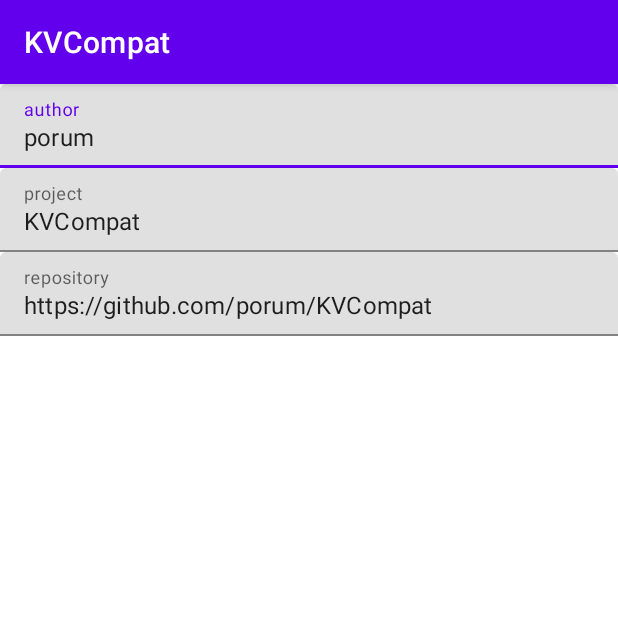
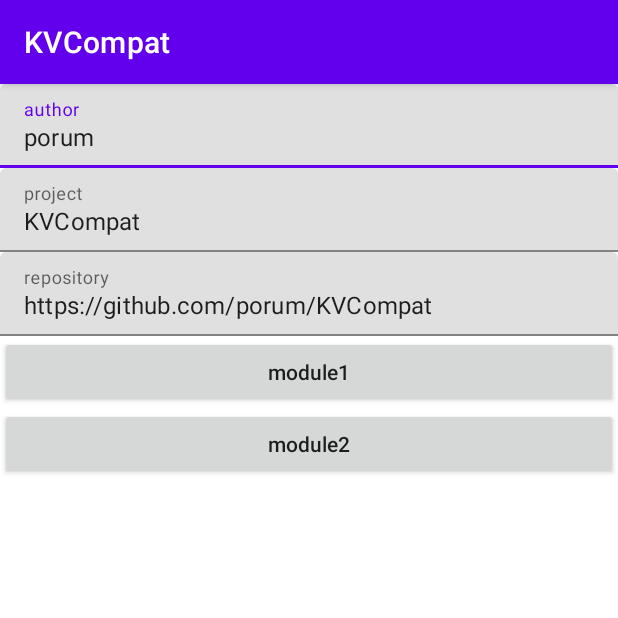
Before and after one commit to porum/KVCompat, an Android app: the screen it shows after launch (MainActivity), on a phone screen of 412 x 824 dp, the top half of it. Run offline under Robolectric (Android 15) with nearby library versions, the phone set to English and light mode, and no system bars; libraries missing offline, so code that uses them is left out: com.facebook.flipper, com.facebook.soloader, com.tencent.mmkv; 11 statements that could not run were skipped.

Commit message:
fix sample

```diff
--- a/sample/src/main/java/io/github/porum/kvcompat/App.kt
+++ b/sample/src/main/java/io/github/porum/kvcompat/sample/App.kt
@@ -1,10 +1,12 @@
-package io.github.porum.kvcompat
+package io.github.porum.kvcompat.sample
 
 import android.app.Application
 import com.facebook.flipper.android.AndroidFlipperClient
 import com.facebook.flipper.android.utils.FlipperUtils
 import com.facebook.flipper.core.FlipperClient
 import com.facebook.soloader.SoLoader
+import io.github.porum.kvcompat.IKVModuleInitCallback
+import io.github.porum.kvcompat.KVCompat
 import io.github.porum.kvcompat.flipper.plugin.KVCompatFlipperPlugin
 import io.github.porum.kvcompat.flipper.plugin.KVStorageDescriptor
 
@@ -21,11 +23,11 @@
         it.addPlugin(KVCompatFlipperPlugin(this, emptyList()))
         it.start()
       }
-      observeChanged()
+      observeModuleInit()
     }
   }
 
-  private fun observeChanged() {
+  private fun observeModuleInit() {
     KVCompat.addKVModuleInitCallback(object : IKVModuleInitCallback {
       override fun onFinishInit(module: String, supportMultiProcess: Boolean, isSuccess: Boolean) {
         client?.getPluginByClass(KVCompatFlipperPlugin::class.java)
--- a/sample/src/main/res/layout/activity_main.xml
+++ b/sample/src/main/res/layout/activity_main.xml
@@ -56,4 +56,18 @@
 
   </com.google.android.material.textfield.TextInputLayout>
 
+  <androidx.appcompat.widget.AppCompatButton
+    android:id="@+id/module1"
+    android:layout_width="match_parent"
+    android:layout_height="wrap_content"
+    android:text="module1"
+    android:textAllCaps="false" />
+
+  <androidx.appcompat.widget.AppCompatButton
+    android:id="@+id/module2"
+    android:layout_width="match_parent"
+    android:layout_height="wrap_content"
+    android:text="module2"
+    android:textAllCaps="false" />
+
 </LinearLayout>
```
Also changed, not shown: sample/build.gradle (+6 -6 lines), sample/src/main/java/io/github/porum/kvcompat/sample/MainActivity.kt (renamed from sample/src/main/java/io/github/porum/kvcompat/MainActivity.kt, +16 -1 lines).
